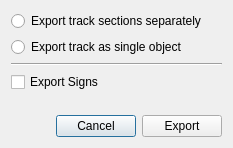
Before: the Qt Designer form TrackEditor/ExportWizard.ui in Zizin13/Roller, drawn with Qt 5.
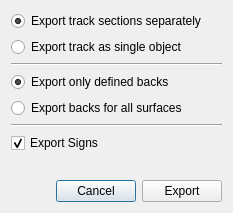
After: the same form once the commit is applied.

Commit message: backs are back baby!

Patch:
```diff
--- a/TrackEditor/ExportWizard.ui
+++ b/TrackEditor/ExportWizard.ui
@@ -7,7 +7,7 @@
     <x>0</x>
     <y>0</y>
     <width>233</width>
-    <height>148</height>
+    <height>213</height>
    </rect>
   </property>
   <property name="windowTitle">
@@ -21,6 +21,12 @@
        <property name="text">
         <string>Export track sections separately</string>
        </property>
+       <property name="checked">
+        <bool>true</bool>
+       </property>
+       <property name="autoExclusive">
+        <bool>false</bool>
+       </property>
       </widget>
      </item>
      <item>
@@ -37,11 +43,44 @@
        </property>
       </widget>
      </item>
+     <item>
+      <widget class="QRadioButton" name="rbBacksDefined">
+       <property name="text">
+        <string>Export only defined backs</string>
+       </property>
+       <property name="checked">
+        <bool>true</bool>
+       </property>
+       <property name="autoExclusive">
+        <bool>false</bool>
+       </property>
+      </widget>
+     </item>
+     <item>
+      <widget class="QRadioButton" name="rbBacksAll">
+       <property name="text">
+        <string>Export backs for all surfaces</string>
+       </property>
+       <property name="autoExclusive">
+        <bool>false</bool>
+       </property>
+      </widget>
+     </item>
+     <item>
+      <widget class="Line" name="line_2">
+       <property name="orientation">
+        <enum>Qt::Horizontal</enum>
+       </property>
+      </widget>
+     </item>
      <item>
       <widget class="QCheckBox" name="ckSigns">
        <property name="text">
         <string>Export Signs</string>
        </property>
+       <property name="checked">
+        <bool>true</bool>
+       </property>
       </widget>
      </item>
      <item>
```
Left out of the diff: 3 changed lines with no effect on the pictures. The commit also changes 5 other files.
